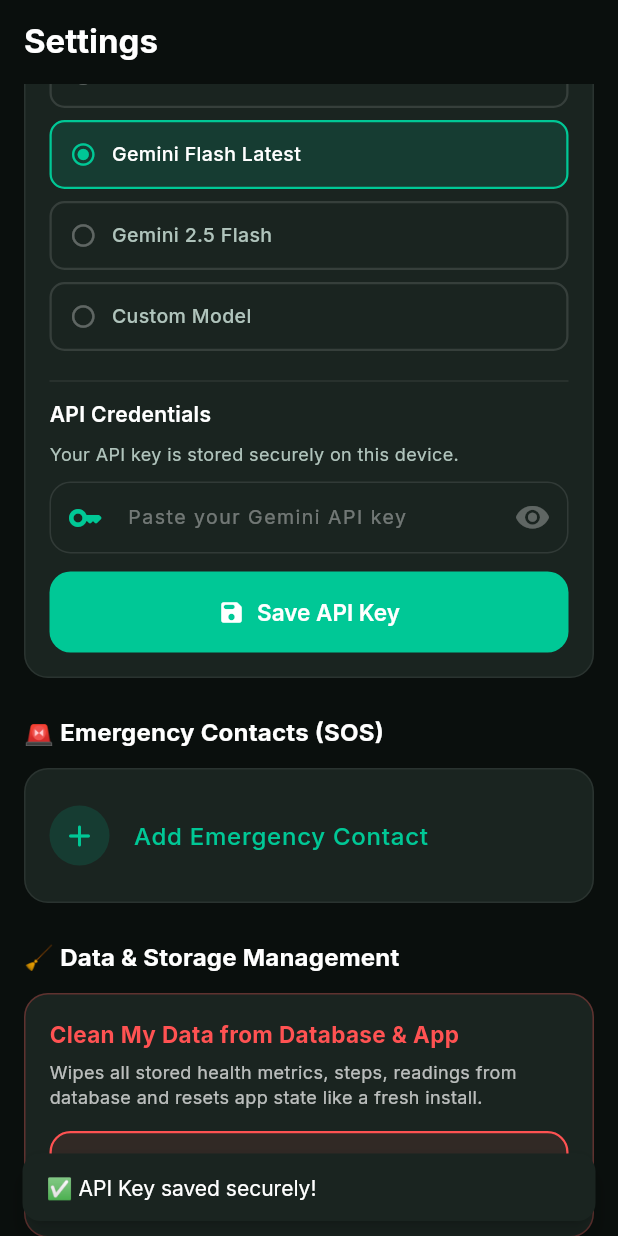
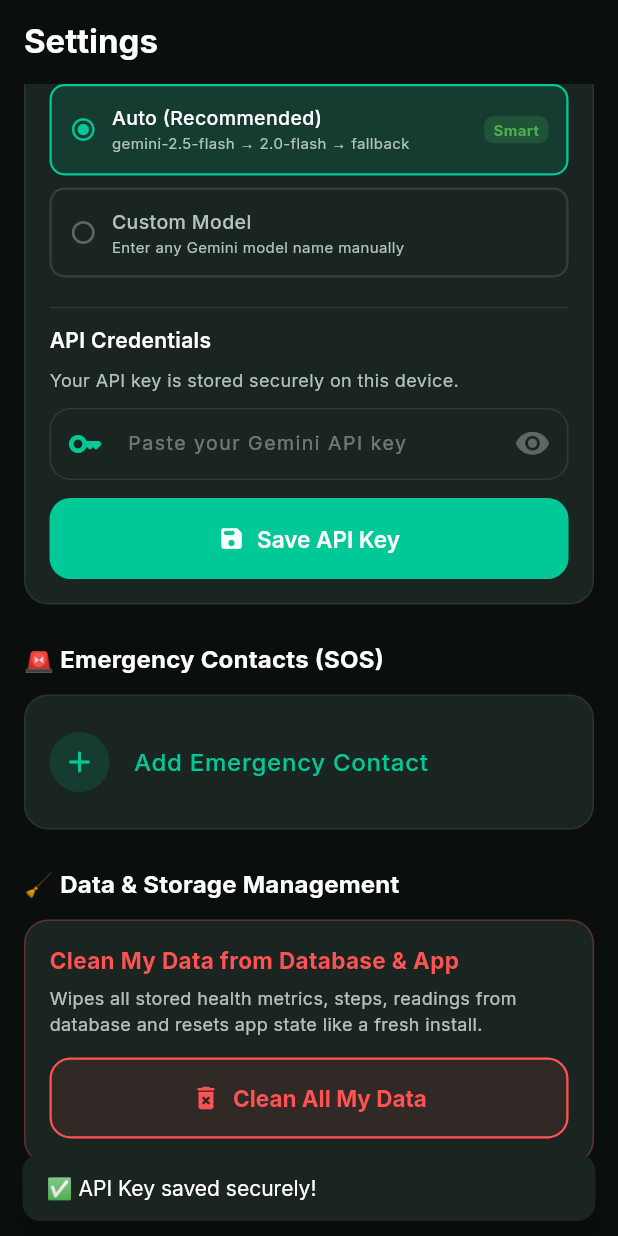
Before and after one commit to Rupam852/Wrist-Rx, a Flutter app: the SettingsScreen screen opened by its route, scrolled down 576 dp, after a tap on "Save API Key", on a phone screen of 412 x 824 dp. Run offline on Flutter 3.47's test engine with Material 3 defaults, Android fonts, the phone set to English and light mode, and no system bars; our stand-ins replace firebase_auth, firebase_core, firebase_storage, flutter_animate, flutter_blue_plus, flutter_riverpod and 9 more; missing offline and left inert: flutter_foreground_task; accounts and stored records are empty; network calls fail.

Commit message:
feat: adaptive app icon + AI model auto-fallback system
App Icon:
- Added adaptive icon with teal shimmer gradient background
- Light/dark theme support (drawable-night)
- Android 13+ monochrome themed icon support
- Smartwatch + ECG pulse + Rx symbol vector foreground
- Round icon variant for Pixel/Samsung launchers

AI Model Selection:
- Replaced 4 hardcoded models with Auto + Custom options
- Auto mode: smart fallback chain (gemini-flash-latest -> 3.1-flash-lite -> 3.5-flash -> 2.0-flash)
- Models tested live with real API key - confirmed working
- Custom option lets user enter any model name manually
- Default changed from gemini-2.0-flash to auto

```diff
--- a/app/lib/features/ai/ai_chat_screen.dart
+++ b/app/lib/features/ai/ai_chat_screen.dart
@@ -34,7 +34,7 @@
     setState(() => _isSending = true);
 
     final user = ref.read(userModelProvider);
-    final model = user?.settings.aiModel ?? 'gemini-2.0-flash';
+    final model = user?.settings.aiModel ?? 'auto';
 
     await ref.read(aiMessagesProvider.notifier).sendMessage(text, model);
     setState(() => _isSending = false);
--- a/app/lib/features/settings/settings_screen.dart
+++ b/app/lib/features/settings/settings_screen.dart
@@ -21,14 +21,12 @@
   bool _apiKeyObscured = true;
   bool _isSavingKey = false;
   bool _isCleaningData = false;
-  String _selectedModel = 'gemini-2.0-flash';
+  String _selectedModel = 'auto';
   bool _isLoadingKey = true;
 
+  // Only 2 options: Auto (smart fallback) and Custom (user-defined)
   final _models = [
-    ('gemini-2.0-flash-lite', 'Gemini Flash Lite Latest'),
-    ('gemini-2.5-flash-lite', 'Gemini 2.5 Flash Lite'),
-    ('gemini-2.0-flash', 'Gemini Flash Latest'),
-    ('gemini-2.5-flash', 'Gemini 2.5 Flash'),
+    ('auto', 'Auto (Recommended)'),
     ('custom', 'Custom Model'),
   ];
 
@@ -39,7 +37,7 @@
     super.initState();
     _loadKey();
     final user = ref.read(userModelProvider);
-    _selectedModel = user?.settings.aiModel ?? 'gemini-2.0-flash';
+    _selectedModel = user?.settings.aiModel ?? 'auto';
   }
 
   Future<void> _loadKey() async {
@@ -58,8 +56,10 @@
     // Also save model to backend
     final user = ref.read(userModelProvider);
     if (user != null) {
-      final newSettings = user.settings.copyWith(aiModel: _selectedModel == 'custom'
-          ? _customModelController.text.trim() : _selectedModel);
+      final modelToSave = _selectedModel == 'custom'
+          ? _customModelController.text.trim()
+          : 'auto'; // 'auto' tells backend to pick best model
+      final newSettings = user.settings.copyWith(aiModel: modelToSave);
       await ref.read(userModelProvider.notifier).updateSettings(newSettings);
     }
     setState(() => _isSavingKey = false);
@@ -202,6 +202,11 @@
               crossAxisAlignment: CrossAxisAlignment.start,
               children: [
                 const Text('Select AI Model', style: TextStyle(color: Colors.white, fontWeight: FontWeight.w600, fontSize: 14)),
+                const SizedBox(height: 4),
+                Text(
+                  'Auto uses the latest Gemini model and falls back automatically if one fails.',
+                  style: TextStyle(color: AppColors.onSurfaceDark, fontSize: 11),
+                ),
                 const SizedBox(height: 12),
                 ..._models.map((m) => GestureDetector(
                   onTap: () => setState(() => _selectedModel = m.$1),
@@ -220,9 +225,29 @@
                       Icon(_selectedModel == m.$1 ? Icons.radio_button_checked : Icons.radio_button_unchecked,
                           color: _selectedModel == m.$1 ? AppColors.primary : Colors.white30, size: 18),
                       const SizedBox(width: 10),
-                      Expanded(child: Text(m.$2, style: TextStyle(
-                        color: _selectedModel == m.$1 ? Colors.white : AppColors.onSurfaceDark,
-                        fontSize: 13, fontWeight: FontWeight.w500))),
+                      Expanded(child: Column(
+                        crossAxisAlignment: CrossAxisAlignment.start,
+                        children: [
+                          Text(m.$2, style: TextStyle(
+                            color: _selectedModel == m.$1 ? Colors.white : AppColors.onSurfaceDark,
+                            fontSize: 13, fontWeight: FontWeight.w500)),
+                          if (m.$1 == 'auto')
+                            Text('gemini-2.5-flash → 2.0-flash → fallback',
+                              style: TextStyle(color: AppColors.onSurfaceDark, fontSize: 10)),
+                          if (m.$1 == 'custom')
+                            Text('Enter any Gemini model name manually',
+                              style: TextStyle(color: AppColors.onSurfaceDark, fontSize: 10)),
+                        ],
+                      )),
+                      if (m.$1 == 'auto')
+                        Container(
+                          padding: const EdgeInsets.symmetric(horizontal: 6, vertical: 2),
+                          decoration: BoxDecoration(
+                            color: Colors.green.withOpacity(0.2),
+                            borderRadius: BorderRadius.circular(6),
+                          ),
+                          child: const Text('Smart', style: TextStyle(color: Colors.green, fontSize: 10, fontWeight: FontWeight.w700)),
+                        ),
                     ]),
                   ),
                 )),
@@ -232,8 +257,10 @@
                     controller: _customModelController,
                     style: const TextStyle(color: Colors.white),
                     decoration: const InputDecoration(
-                      hintText: 'Enter model name (e.g. gemini-pro)',
+                      hintText: 'e.g. gemini-2.5-pro or gemini-2.0-flash',
                       prefixIcon: Icon(Icons.edit_rounded, color: AppColors.primary),
+                      helperText: 'Find model names at aistudio.google.com',
+                      helperStyle: TextStyle(color: Colors.white38, fontSize: 11),
                     ),
                   ),
                 ],
```
Also changed, not shown: 8 other files.
